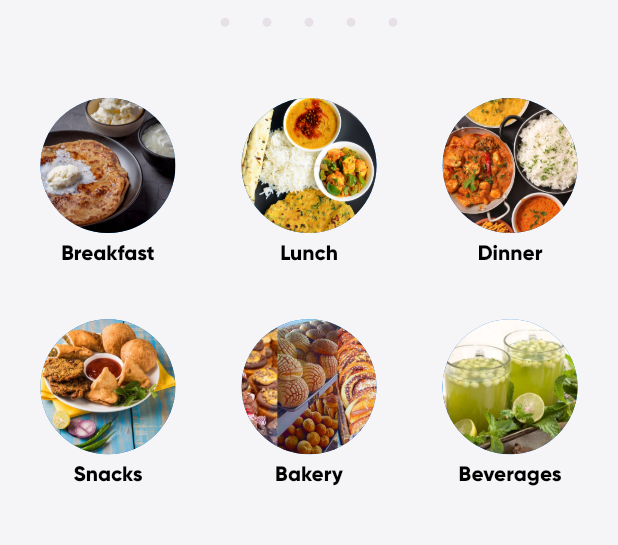
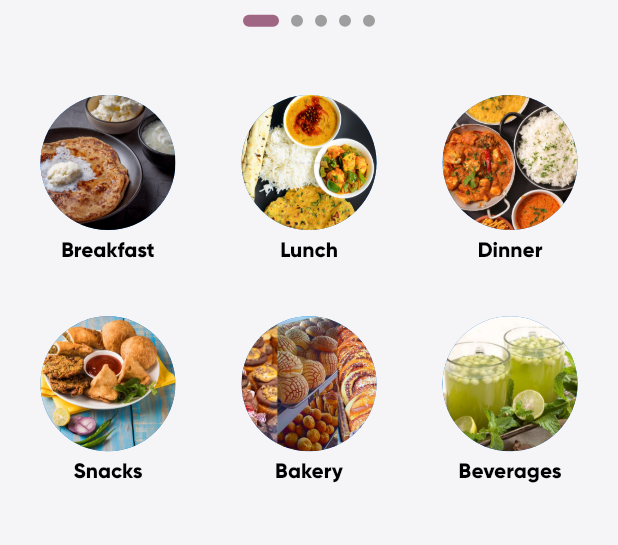
Before and after one commit to StackXSol/canteen, a Flutter app: the HomePage screen opened by its route, on a phone screen of 412 x 824 dp, the part 578-1123 px from its top. Run offline on Flutter 3.47's test engine with Material 2 defaults, Android fonts, the phone set to English and light mode, and no system bars; drawn by our look-alikes of carousel_slider, smooth_page_indicator; our stand-ins replace cloud_firestore, double_back_to_close_app, firebase_auth, firebase_core, firebase_storage, flutter_bloc and 7 more; missing offline and left inert: mailer, mobile_scanner, razorpay_flutter; accounts and stored records are empty.

Commit message:
fixed dots bug

```diff
--- a/lib/screens/homepage.dart
+++ b/lib/screens/homepage.dart
@@ -8,6 +8,7 @@ import 'package:canteen/widgets.dart';
 import 'package:carousel_slider/carousel_slider.dart';
 import 'package:flutter_bloc/flutter_bloc.dart';
 import 'package:fluttertoast/fluttertoast.dart';
+import 'package:smooth_page_indicator/smooth_page_indicator.dart';
 
 class HomePage extends StatefulWidget {
   const HomePage({Key? key}) : super(key: key);
@@ -89,23 +90,35 @@ class _HomePageState extends State<HomePage> {
                           return MyImageView(listPaths[index]);
                         },
                       ),
-                      Row(
-                        mainAxisAlignment: MainAxisAlignment.center,
-                        children: listPaths.map((url) {
-                          int index = listPaths.indexOf(url);
-                          return Container(
-                            width: 6.0,
-                            height: 6.0,
-                            margin: EdgeInsets.symmetric(
-                                vertical: 12.0, horizontal: 11.0),
-                            decoration: BoxDecoration(
-                                shape: BoxShape.circle,
-                                color: currentPos == index
-                                    ? Color(0xFFA06784).withOpacity(0.15)
-                                    : Color(0xFFA06784)),
-                          );
-                        }).toList(),
-                      )
+                      // Row(
+                      //   mainAxisAlignment: MainAxisAlignment.center,
+                      //   children: listPaths.map((url) {
+                      //     int index = listPaths.indexOf(url);
+                      //     return Container(
+                      //       width: 6.0,
+                      //       height: 6.0,
+                      //       margin: EdgeInsets.symmetric(
+                      //           vertical: 12.0, horizontal: 11.0),
+                      //       decoration: BoxDecoration(
+                      //           shape: BoxShape.circle,
+                      //           color: currentPos == index
+                      //               ? Color(0xFFA06784).withOpacity(0.15)
+                      //               : Color(0xFFA06784)),
+                      //     );
+                      //   }).toList(),
+                      // )
+                      Container(
+                        margin: EdgeInsets.symmetric(
+                            vertical: 10.0, horizontal: 2.0),
+                        child: AnimatedSmoothIndicator(
+                          activeIndex: currentPos,
+                          count: listPaths.length,
+                          effect: ExpandingDotsEffect(
+                              activeDotColor: Color(0xFFA06784),
+                              dotWidth: 8,
+                              dotHeight: 8),
+                        ),
+                      ),
                     ],
                   ),
                   SizedBox(
--- a/pubspec.yaml
+++ b/pubspec.yaml
@@ -54,6 +54,7 @@ dependencies:
   modal_progress_hud: ^0.1.3
   double_back_to_close_app: ^2.1.0
   mailer: ^5.1.1
+  smooth_page_indicator: ^1.0.0+2
 
 dev_dependencies:
   flutter_test:
```
Also changed, not shown: pubspec.lock.
